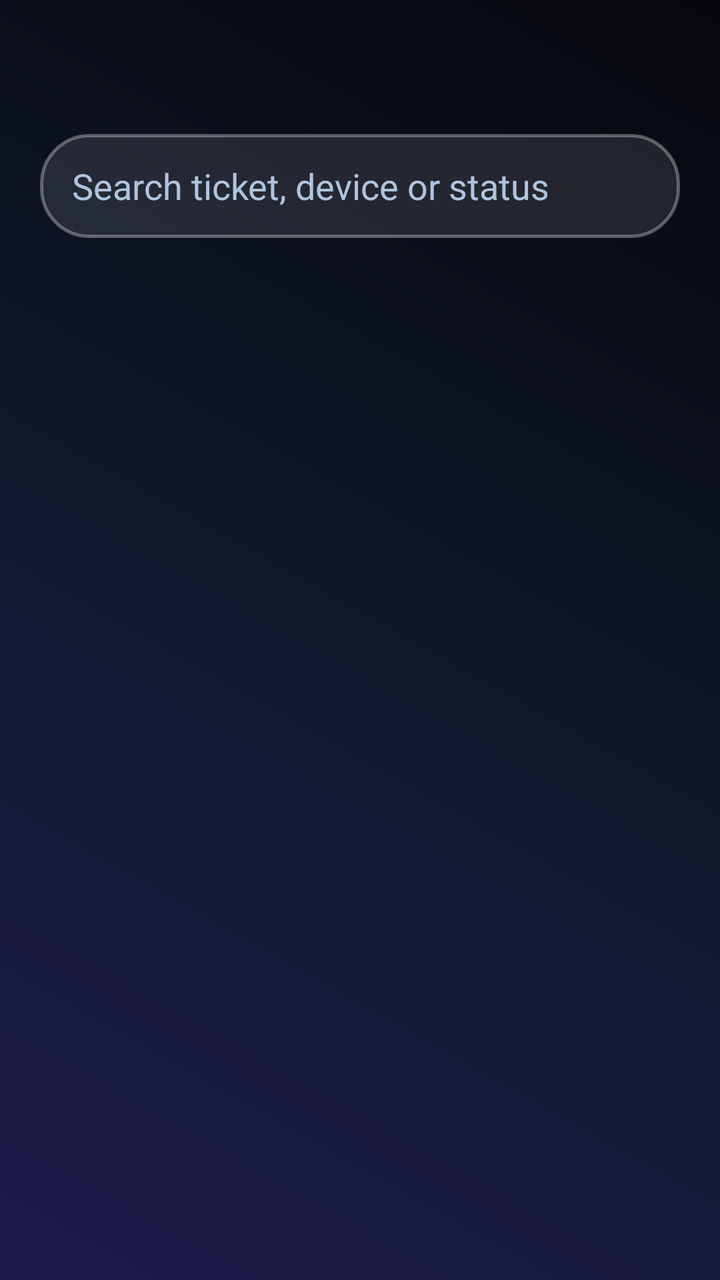
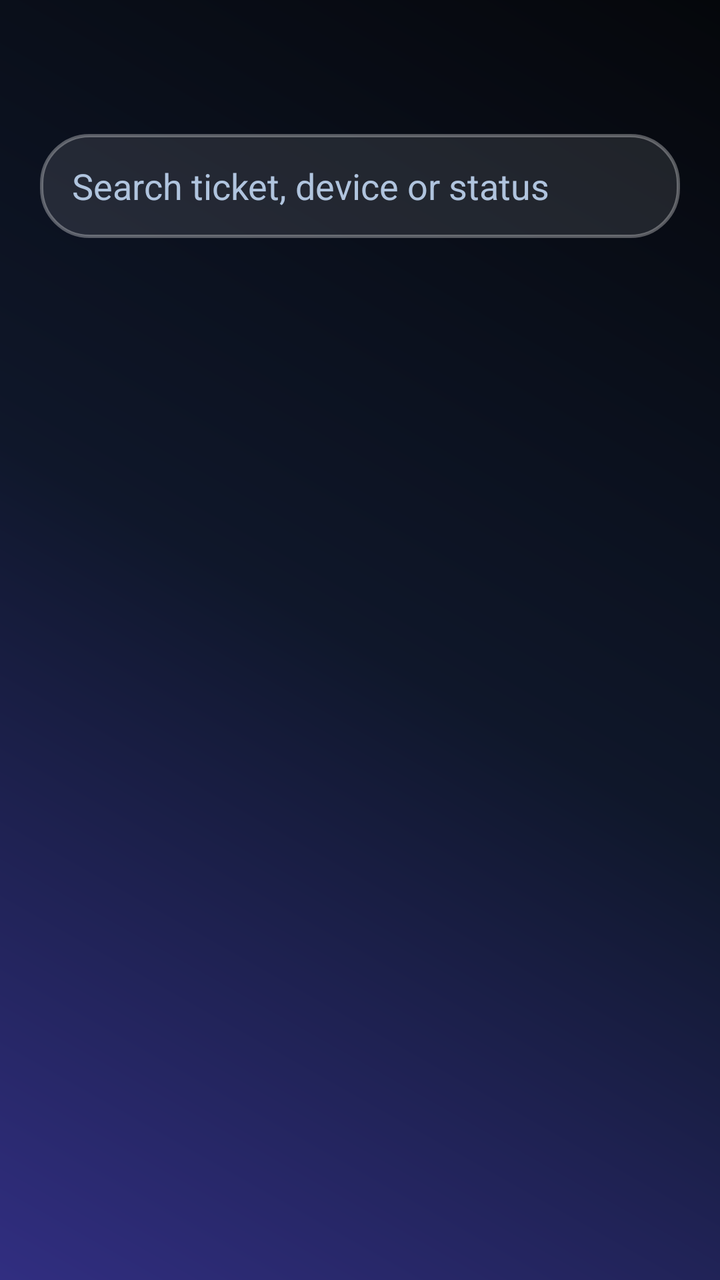

The first picture is an Android layout as it rendered before a commit; the second is the same layout after the commit. The layout source and the unified diff follow.
<!-- AndroidManifest.xml: application theme Theme.RepairMate -->
<!-- res/layout/activity_repairs.xml -->
<?xml version="1.0" encoding="utf-8"?>
<LinearLayout xmlns:android="http://schemas.android.com/apk/res/android"
    android:layout_width="match_parent" android:layout_height="match_parent"
    android:orientation="vertical" android:padding="20dp" android:fitsSystemWindows="true">
    <TextView android:id="@+id/tvTitle" style="@style/Heading" />
    <EditText android:id="@+id/etSearch" android:layout_width="match_parent" android:layout_height="52dp"
        android:layout_marginTop="12dp" android:hint="Search ticket, device or status"
        android:textColorHint="@color/qf_muted" android:textColor="@color/qf_white"
        android:paddingHorizontal="16dp" android:background="@drawable/bg_glass_card" android:inputType="text" />
    <TextView android:id="@+id/tvEmpty" style="@style/Body" android:layout_gravity="center"
        android:padding="24dp" android:visibility="gone" />
    <androidx.recyclerview.widget.RecyclerView android:id="@+id/recycler"
        android:layout_width="match_parent" android:layout_height="0dp" android:layout_weight="1"
        android:layout_marginTop="12dp"
        android:clipToPadding="false" android:paddingBottom="24dp" android:scrollbars="vertical"
        android:layoutAnimation="@anim/layout_fall" />
</LinearLayout>
<!-- resources referenced by this layout -->
<resources>
  <color name="qf_muted">#B0C4DE</color>
  <color name="qf_white">#FFFFFF</color>
  <!-- drawable bg_glass_card (drawable) -->
  <shape xmlns:android="http://schemas.android.com/apk/res/android">
      <solid android:color="#1AFFFFFF" />
      <stroke android:width="1.5dp" android:color="#50FFFFFF" />
      <corners android:radius="24dp" />
  </shape>
  <style name="Body">
          <item name="android:layout_width">wrap_content</item>
          <item name="android:layout_height">wrap_content</item>
          <item name="android:textColor">@color/qf_muted</item>
          <item name="android:textSize">14sp</item>
          <item name="android:windowAnimationStyle">@style/WindowAnim</item>
      </style>
  <style name="Heading">
          <item name="android:layout_width">wrap_content</item>
          <item name="android:layout_height">wrap_content</item>
          <item name="android:textColor">@color/qf_white</item>
          <item name="android:textSize">26sp</item>
          <item name="android:textStyle">bold</item>
      </style>
  <style name="Theme.RepairMate" parent="Theme.Material3.Dark.NoActionBar">
          <item name="colorPrimary">@color/qf_blue</item>
          <item name="colorSecondary">@color/qf_purple</item>
          <item name="colorTertiary">@color/qf_cyan</item>
          <item name="android:windowBackground">@drawable/bg_app</item>
          <item name="android:statusBarColor">@android:color/transparent</item>
          <item name="android:navigationBarColor">@android:color/transparent</item>
          <item name="android:textColorPrimary">@color/qf_white</item>
      </style>
  <style name="WindowAnim" parent="@android:style/Animation.Activity">
          <item name="android:activityOpenEnterAnimation">@anim/slide_in_right</item>
          <item name="android:activityOpenExitAnimation">@anim/slide_out_left</item>
          <item name="android:activityCloseEnterAnimation">@anim/slide_in_left</item>
          <item name="android:activityCloseExitAnimation">@anim/slide_out_right</item>
      </style>
  <color name="qf_blue">#3B82F6</color>
  <color name="qf_purple">#8B5CF6</color>
  <color name="qf_cyan">#06B6D4</color>
  <!-- drawable bg_app (drawable) -->
  <shape xmlns:android="http://schemas.android.com/apk/res/android">
      <gradient android:angle="225" android:type="linear"
          android:startColor="#07080C"
          android:centerColor="#0F172A"
          android:endColor="#1E1B4B" />
  </shape>
</resources>

<!-- the commit's change to res/layout/activity_repairs.xml (unified diff, before → after) -->
@@ -7,6 +7,33 @@
         android:layout_marginTop="12dp" android:hint="Search ticket, device or status"
         android:textColorHint="@color/qf_muted" android:textColor="@color/qf_white"
         android:paddingHorizontal="16dp" android:background="@drawable/bg_glass_card" android:inputType="text" />
+
+    <LinearLayout
+        android:id="@+id/llAdminFilters"
+        android:layout_width="match_parent"
+        android:layout_height="wrap_content"
+        android:orientation="horizontal"
+        android:layout_marginTop="8dp"
+        android:weightSum="2"
+        android:visibility="gone">
+
+        <Spinner
+            android:id="@+id/spinnerFilter"
+            android:layout_width="0dp"
+            android:layout_weight="1"
+            android:layout_height="48dp"
+            android:background="@drawable/bg_glass_card"
+            android:layout_marginEnd="4dp" />
+
+        <Spinner
+            android:id="@+id/spinnerSort"
+            android:layout_width="0dp"
+            android:layout_weight="1"
+            android:layout_height="48dp"
+            android:background="@drawable/bg_glass_card"
+            android:layout_marginStart="4dp" />
+    </LinearLayout>
+
     <TextView android:id="@+id/tvEmpty" style="@style/Body" android:layout_gravity="center"
         android:padding="24dp" android:visibility="gone" />
     <androidx.recyclerview.widget.RecyclerView android:id="@+id/recycler"
<!-- resource entries referenced after the edit -->
@@ -43,9 +43,9 @@
   <!-- drawable bg_app (drawable) -->
   <shape xmlns:android="http://schemas.android.com/apk/res/android">
       <gradient android:angle="225" android:type="linear"
-          android:startColor="#07080C"
+          android:startColor="#05070B"
           android:centerColor="#0F172A"
-          android:endColor="#1E1B4B" />
+          android:endColor="#312E81" />
   </shape>
 </resources>
 
